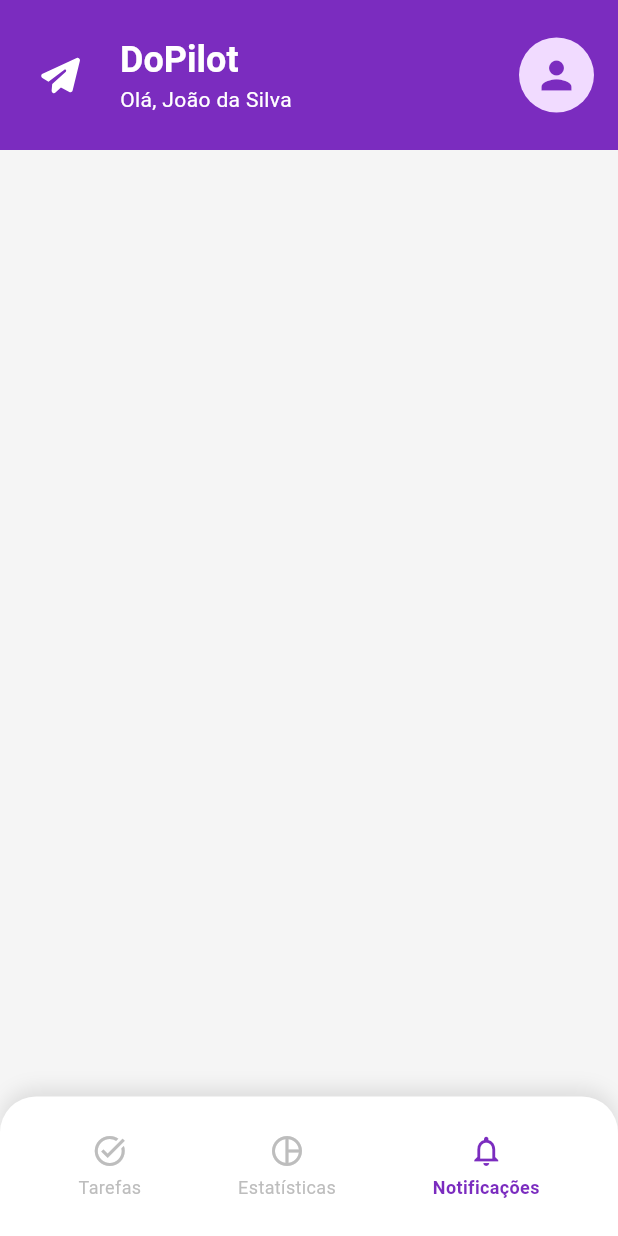
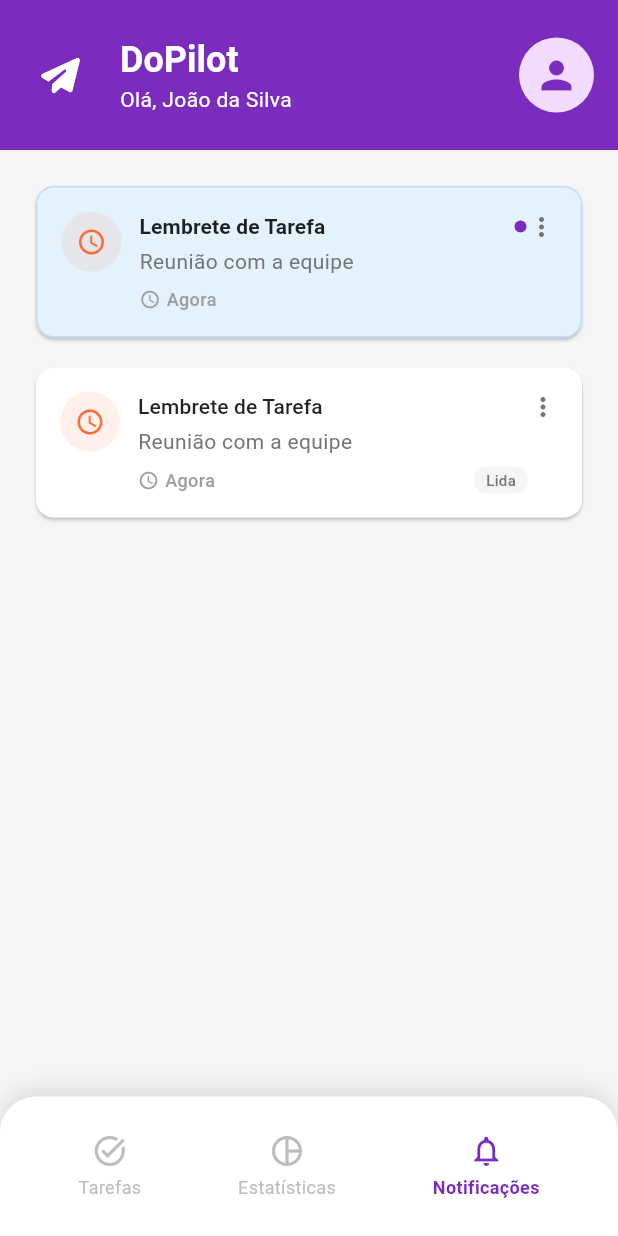
Before and after one commit to rafaoliveira/app_dopilot, a Flutter app: the screen it shows after launch, item 3 of the bottom bar chosen, on a phone screen of 412 x 824 dp. Run offline on Flutter 3.47's test engine with Material 3 defaults, Android fonts, the phone set to English and light mode, and no system bars; drawn by our look-alikes of cached_network_image; our stand-ins replace flutter_svg; network calls fail.

Commit message:
feat: add notification screen

```diff
--- /dev/null
+++ b/lib/models/notification_dto.dart
@@ -0,0 +1,166 @@
+/// DTO para resposta de notificação (NotificationResponseDTO)
+class NotificationDto {
+  final int id;
+  final String title;
+  final String message;
+  final DateTime createdAt;
+  final DateTime? readAt;
+  final int? taskId;
+  final String? taskTitle;
+  final bool read;
+
+  const NotificationDto({
+    required this.id,
+    required this.title,
+    required this.message,
+    required this.createdAt,
+    this.readAt,
+    this.taskId,
+    this.taskTitle,
+    required this.read,
+  });
+
+  /// Cria DTO a partir da resposta da API
+  factory NotificationDto.fromJson(Map<String, dynamic> json) {
+    return NotificationDto(
+      id: json['id'] ?? 0,
+      title: json['title'] ?? '',
+      message: json['message'] ?? '',
+      createdAt: DateTime.parse(json['createdAt']),
+      readAt: json['readAt'] != null ? DateTime.parse(json['readAt']) : null,
+      taskId: json['taskId'],
+      taskTitle: json['taskTitle'],
+      read: json['read'] ?? false,
+    );
+  }
+
+  /// Converte para Map
+  Map<String, dynamic> toJson() {
+    return {
+      'id': id,
+      'title': title,
+      'message': message,
+      'createdAt': createdAt.toIso8601String(),
+      'readAt': readAt?.toIso8601String(),
+      'taskId': taskId,
+      'taskTitle': taskTitle,
+      'read': read,
+    };
+  }
+
+  /// Cria cópia com campos alterados
+  NotificationDto copyWith({
+    int? id,
+    String? title,
+    String? message,
+    DateTime? createdAt,
+    DateTime? readAt,
+    int? taskId,
+    String? taskTitle,
+    bool? read,
+  }) {
+    return NotificationDto(
+      id: id ?? this.id,
+      title: title ?? this.title,
+      message: message ?? this.message,
+      createdAt: createdAt ?? this.createdAt,
+      readAt: readAt ?? this.readAt,
+      taskId: taskId ?? this.taskId,
+      taskTitle: taskTitle ?? this.taskTitle,
+      read: read ?? this.read,
+    );
+  }
+
+  @override
+  String toString() {
+    return 'NotificationDto(id: $id, title: $title, message: $message, createdAt: $createdAt, readAt: $readAt, taskId: $taskId, taskTitle: $taskTitle, read: $read)';
+  }
+}
+
+/// DTO para atualização de notificação (NotificationUpdateDTO)
+class NotificationUpdateDto {
+  final bool read;
+
+  const NotificationUpdateDto({
+    required this.read,
+  });
+
+  /// Converte para Map para envio na API
+  Map<String, dynamic> toJson() {
+    return {
+      'read': read,
+    };
+  }
+
+  /// Cria DTO a partir de Map
+  factory NotificationUpdateDto.fromJson(Map<String, dynamic> json) {
+    return NotificationUpdateDto(
+      read: json['read'] ?? false,
+    );
+  }
+
+  @override
+  String toString() {
+    return 'NotificationUpdateDto(read: $read)';
+  }
+}
+
+/// DTO para teste de notificação (TestNotificationRequestDTO)
+class TestNotificationRequestDto {
+  final String title;
+  final String body;
+
+  const TestNotificationRequestDto({
+    required this.title,
+    required this.body,
+  });
+
+  /// Converte para Map para envio na API
+  Map<String, dynamic> toJson() {
+    return {
+      'title': title,
+      'body': body,
+    };
+  }
+
+  /// Cria DTO a partir de Map
+  factory TestNotificationRequestDto.fromJson(Map<String, dynamic> json) {
+    return TestNotificationRequestDto(
+      title: json['title'] ?? '',
+      body: json['body'] ?? '',
+    );
+  }
+
+  @override
+  String toString() {
+    return 'TestNotificationRequestDto(title: $title, body: $body)';
+  }
+}
+
+/// DTO para contagem de notificações não lidas (UnreadCountDTO)
+class UnreadCountDto {
+  final int unreadCount;
+
+  const UnreadCountDto({
+    required this.unreadCount,
+  });
+
+  /// Cria DTO a partir da resposta da API
+  factory UnreadCountDto.fromJson(Map<String, dynamic> json) {
+    return UnreadCountDto(
+      unreadCount: json['unreadCount'] ?? 0,
+    );
+  }
+
+  /// Converte para Map
+  Map<String, dynamic> toJson() {
+    return {
+      'unreadCount': unreadCount,
+    };
+  }
+
+  @override
+  String toString() {
+    return 'UnreadCountDto(unreadCount: $unreadCount)';
+  }
+}
--- a/lib/screens/home/home_screen.dart
+++ b/lib/screens/home/home_screen.dart
@@ -1,5 +1,6 @@
 import 'package:app_dopilot/screens/home/widgets/home_app_bar.dart';
 import 'package:app_dopilot/screens/home/widgets/home_bottom_navigation_bar.dart';
+import 'package:app_dopilot/screens/notifications/notifications_screen.dart';
 import 'package:app_dopilot/screens/tasks/home_task_screen.dart';
 import 'package:app_dopilot/widgets/app_floating_action_button.dart';
 import 'package:flutter/material.dart';
@@ -17,7 +18,7 @@ class _HomeScreenState extends State<HomeScreen> {
   final List<Widget> _screens = [
     HomeTaskScreen(),
     Container(),
-    Container(),
+    NotificationsScreen(),
   ];
 
   @override
--- /dev/null
+++ b/lib/screens/notifications/notifications_screen.dart
@@ -0,0 +1,171 @@
+import 'package:flutter/material.dart';
+import '../../models/notification_dto.dart';
+import 'widgets/notification_item.dart';
+
+/// Tela de Notificações integrada com API
+///
+/// Funcionalidades:
+/// - Lista de notificações vindas da API
+/// - Marcar como lida/não lida
+/// - Deletar notificações
+/// - Contagem de não lidas
+/// - Pull-to-refresh
+class NotificationsScreen extends StatefulWidget {
+  const NotificationsScreen({super.key});
+
+  @override
+  State<NotificationsScreen> createState() => _NotificationsScreenState();
+}
+
+class _NotificationsScreenState extends State<NotificationsScreen> {
+  List<NotificationDto> notifications = [
+    NotificationDto(
+      id: 1,
+      title: 'Lembrete de Tarefa',
+      message: 'Reunião com a equipe',
+      createdAt: DateTime.now(),
+      read: false,
+    ),
+    NotificationDto(
+      id: 2,
+      title: 'Lembrete de Tarefa',
+      message: 'Reunião com a equipe',
+      createdAt: DateTime.now(),
+      read: true,
+    ),
+  ];
+
+  @override
+  void initState() {
+    super.initState();
+  }
+
+  @override
+  Widget build(BuildContext context) {
+    if (notifications.isEmpty) {
+      return _buildEmptyState();
+    }
+
+    return _buildNotificationsList(notifications);
+  }
+
+  Widget _buildEmptyState() {
+    return const Center(
+      child: Column(
+        mainAxisAlignment: MainAxisAlignment.center,
+        children: [
+          Icon(Icons.notifications_none, size: 64, color: Colors.grey),
+          SizedBox(height: 16),
+          Text(
+            'Nenhuma notificação',
+            style: TextStyle(
+              fontSize: 18,
+              fontWeight: FontWeight.w600,
+              color: Colors.grey,
+            ),
+          ),
+          SizedBox(height: 8),
+          Text(
+            'Você está em dia com suas notificações!',
+            style: TextStyle(fontSize: 14, color: Colors.grey),
+          ),
+        ],
+      ),
+    );
+  }
+
+  Widget _buildNotificationsList(List<NotificationDto> notifications) {
+    return ListView.builder(
+      padding: const EdgeInsets.all(20),
+      itemCount: notifications.length,
+      itemBuilder: (context, index) {
+        final notification = notifications[index];
+
+        return NotificationItem(
+          notification: notification,
+          onTap: () {
+            _showNotificationDetails(notification);
+          },
+          onMarkAsRead: notification.read ? null : () {},
+          onDelete: () {
+            _confirmDelete(notification);
+          },
+        );
+      },
+    );
+  }
+
+  void _showNotificationDetails(NotificationDto notification) {
+    showDialog(
+      context: context,
+      builder: (context) => AlertDialog(
+        title: Text(notification.title),
+        content: Column(
+          mainAxisSize: MainAxisSize.min,
+          crossAxisAlignment: CrossAxisAlignment.start,
+          children: [
+            Text(notification.message),
+            const SizedBox(height: 16),
+            if (notification.taskTitle != null) ...[
+              Text(
+                'Tarefa relacionada:',
+                style: Theme.of(context).textTheme.titleSmall,
+              ),
+              Text(notification.taskTitle!),
+              const SizedBox(height: 8),
+            ],
+            Text(
+              'Recebida em: ${_formatDate(notification.createdAt)}',
+              style: Theme.of(context).textTheme.bodySmall,
+            ),
+            if (notification.readAt != null)
+              Text(
+                'Lida em: ${_formatDate(notification.readAt!)}',
+                style: Theme.of(context).textTheme.bodySmall,
+              ),
+          ],
+        ),
+        actions: [
+          if (!notification.read)
+            TextButton(
+              onPressed: () {
+                Navigator.pop(context);
+              },
+              child: const Text('Marcar como lida'),
+            ),
+          TextButton(
+            onPressed: () => Navigator.pop(context),
+            child: const Text('Fechar'),
+          ),
+        ],
+      ),
+    );
+  }
+
+  void _confirmDelete(NotificationDto notification) {
+    showDialog(
+      context: context,
+      builder: (context) => AlertDialog(
+        title: const Text('Excluir Notificação'),
+        content: Text('Deseja realmente excluir "${notification.title}"?'),
+        actions: [
+          TextButton(
+            onPressed: () => Navigator.pop(context),
+            child: const Text('Cancelar'),
+          ),
+          TextButton(
+            onPressed: () {
+              Navigator.pop(context);
+            },
+            style: TextButton.styleFrom(foregroundColor: Colors.red),
+            child: const Text('Excluir'),
+          ),
+        ],
+      ),
+    );
+  }
+
+  String _formatDate(DateTime dateTime) {
+    return '${dateTime.day.toString().padLeft(2, '0')}/${dateTime.month.toString().padLeft(2, '0')}/${dateTime.year} às ${dateTime.hour.toString().padLeft(2, '0')}:${dateTime.minute.toString().padLeft(2, '0')}';
+  }
+}
--- /dev/null
+++ b/lib/screens/notifications/widgets/notification_item.dart
@@ -0,0 +1,260 @@
+import 'package:flutter/material.dart';
+import '../../../utils/colors.dart';
+import '../../../models/notification_dto.dart';
+
+/// Tipos de notificação para identificação visual
+enum NotificationType {
+  reminder,
+  taskCompleted,
+  taskCreated,
+  system,
+}
+
+/// Widget para exibir um item de notificação
+class NotificationItem extends StatelessWidget {
+  final NotificationDto notification;
+  final VoidCallback? onTap;
+  final VoidCallback? onMarkAsRead;
+  final VoidCallback? onDelete;
+
+  const NotificationItem({
+    super.key,
+    required this.notification,
+    this.onTap,
+    this.onMarkAsRead,
+    this.onDelete,
+  });
+
+  @override
+  Widget build(BuildContext context) {
+    return Container(
+      margin: const EdgeInsets.only(bottom: 12),
+      child: Card(
+        child: InkWell(
+          onTap: onTap,
+          borderRadius: BorderRadius.circular(12),
+          child: Container(
+            padding: const EdgeInsets.all(16),
+            decoration: BoxDecoration(
+              borderRadius: BorderRadius.circular(12),
+              color: notification.read ? Colors.white : Colors.blue.shade50,
+              border: notification.read
+                  ? null
+                  : Border.all(color: Colors.blue.shade100, width: 1),
+            ),
+            child: Row(
+              crossAxisAlignment: CrossAxisAlignment.start,
+              children: [
+                _buildIcon(),
+                const SizedBox(width: 12),
+                Expanded(
+                  child: Column(
+                    crossAxisAlignment: CrossAxisAlignment.start,
+                    children: [
+                      _buildHeader(context),
+                      const SizedBox(height: 4),
+                      _buildBody(context),
+                      const SizedBox(height: 8),
+                      _buildFooter(context),
+                    ],
+                  ),
+                ),
+                _buildActionMenu(context),
+              ],
+            ),
+          ),
+        ),
+      ),
+    );
+  }
+
+  Widget _buildIcon() {
+    // Determinar tipo baseado no conteúdo da notificação
+    NotificationType type = _getNotificationType();
+    IconData iconData;
+    Color iconColor;
+
+    switch (type) {
+      case NotificationType.reminder:
+        iconData = Icons.schedule;
+        iconColor = AppColors.warningOrange;
+        break;
+      case NotificationType.taskCompleted:
+        iconData = Icons.check_circle;
+        iconColor = AppColors.successGreen;
+        break;
+      case NotificationType.taskCreated:
+        iconData = Icons.add_task;
+        iconColor = AppColors.primaryPurple;
+        break;
+      case NotificationType.system:
+        iconData = Icons.info;
+        iconColor = Colors.blue;
+        break;
+    }
+
+    return Container(
+      width: 40,
+      height: 40,
+      decoration: BoxDecoration(
+        color: iconColor.withValues(alpha: 0.1),
+        borderRadius: BorderRadius.circular(20),
+      ),
+      child: Icon(
+        iconData,
+        color: iconColor,
+        size: 20,
+      ),
+    );
+  }
+
+  NotificationType _getNotificationType() {
+    final titleLower = notification.title.toLowerCase();
+    final messageLower = notification.message.toLowerCase();
+
+    if (titleLower.contains('lembrete') || messageLower.contains('lembrete')) {
+      return NotificationType.reminder;
+    } else if (titleLower.contains('concluída') || messageLower.contains('concluída')) {
+      return NotificationType.taskCompleted;
+    } else if (titleLower.contains('criada') || messageLower.contains('criada')) {
+      return NotificationType.taskCreated;
+    } else {
+      return NotificationType.system;
+    }
+  }
+
+  Widget _buildHeader(BuildContext context) {
+    return Row(
+      children: [
+        Expanded(
+          child: Text(
+            notification.title,
+            style: Theme.of(context).textTheme.titleSmall?.copyWith(
+              fontWeight: notification.read ? FontWeight.w500 : FontWeight.w600,
+              color: AppColors.textPrimary,
+            ),
+          ),
+        ),
+        if (!notification.read)
+          Container(
+            width: 8,
+            height: 8,
+            decoration: BoxDecoration(
+              color: AppColors.primaryPurple,
+              borderRadius: BorderRadius.circular(4),
+            ),
+          ),
+      ],
+    );
+  }
+
+  Widget _buildBody(BuildContext context) {
+    return Text(
+      notification.message,
+      style: Theme.of(context).textTheme.bodyMedium?.copyWith(
+        color: Colors.grey.shade600,
+        height: 1.3,
+      ),
+      maxLines: 2,
+      overflow: TextOverflow.ellipsis,
+    );
+  }
+
+  Widget _buildFooter(BuildContext context) {
+    return Row(
+      children: [
+        Icon(
+          Icons.access_time,
+          size: 14,
+          color: Colors.grey.shade500,
+        ),
+        const SizedBox(width: 4),
+        Text(
+          _formatTime(notification.createdAt),
+          style: TextStyle(
+            fontSize: 12,
+            color: Colors.grey.shade500,
+            fontWeight: FontWeight.w500,
+          ),
+        ),
+        const Spacer(),
+        if (notification.read)
+          Container(
+            padding: const EdgeInsets.symmetric(horizontal: 8, vertical: 2),
+            decoration: BoxDecoration(
+              color: Colors.grey.shade100,
+              borderRadius: BorderRadius.circular(8),
+            ),
+            child: Text(
+              'Lida',
+              style: TextStyle(
+                fontSize: 10,
+                color: Colors.grey.shade600,
+                fontWeight: FontWeight.w500,
+              ),
+            ),
+          ),
+      ],
+    );
+  }
+
+  Widget _buildActionMenu(BuildContext context) {
+    return PopupMenuButton<String>(
+      onSelected: (value) {
+        switch (value) {
+          case 'mark_read':
+            onMarkAsRead?.call();
+            break;
+          case 'delete':
+            onDelete?.call();
+            break;
+        }
+      },
+      itemBuilder: (context) => [
+        if (!notification.read)
+          const PopupMenuItem(
+            value: 'mark_read',
+            child: Row(
+              children: [
+                Icon(Icons.mark_email_read, size: 18),
+                SizedBox(width: 8),
+                Text('Marcar como lida'),
+              ],
+            ),
+          ),
+        const PopupMenuItem(
+          value: 'delete',
+          child: Row(
+            children: [
+              Icon(Icons.delete_outline, size: 18, color: Colors.red),
+              SizedBox(width: 8),
+              Text('Excluir', style: TextStyle(color: Colors.red)),
+            ],
+          ),
+        ),
+      ],
+      child: Icon(
+        Icons.more_vert,
+        color: Colors.grey.shade600,
+        size: 20,
+      ),
+    );
+  }
+
+  String _formatTime(DateTime dateTime) {
+    final now = DateTime.now();
+    final difference = now.difference(dateTime);
+
+    if (difference.inMinutes < 1) {
+      return 'Agora';
+    } else if (difference.inMinutes < 60) {
+      return 'Há ${difference.inMinutes}m';
+    } else if (difference.inHours < 24) {
+      return 'Há ${difference.inHours}h';
+    } else if (difference.inDays < 7) {
+      return 'Há ${difference.inDays}d';
+    } else {
+      return '${dateTime.day}/${dateTime.month}/${dateTime.year}';
+    }
+  }
+}
```
Also changed, not shown: lib/screens/tasks/widgets/new_task_app_bar.dart (deleted, +0 -32 lines).
